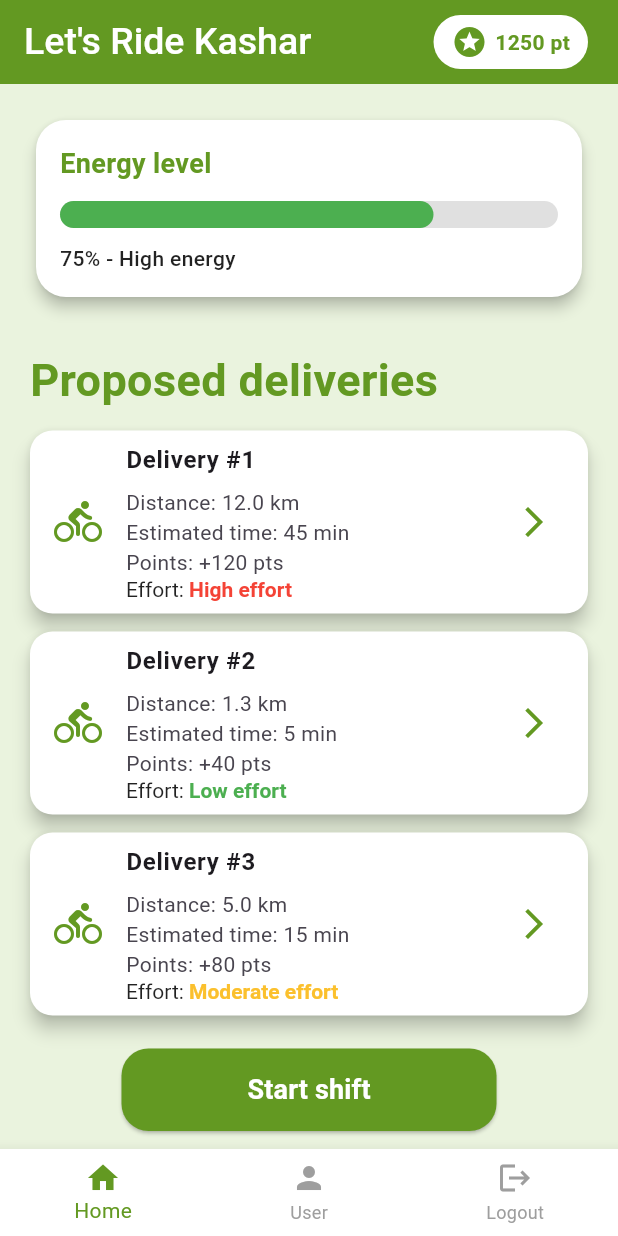
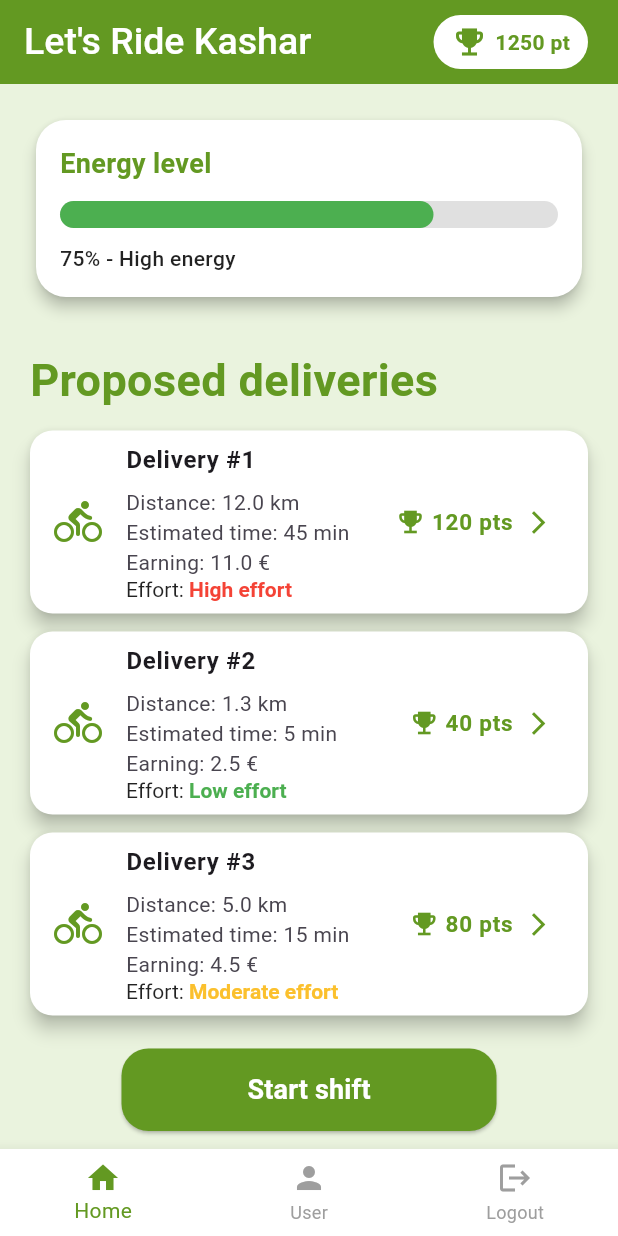
Before and after one commit to StellaRinaldii/RiderApp, a Flutter app: the HomePage screen opened directly, on a phone screen of 412 x 824 dp. Run offline on Flutter 3.47's test engine with Material 3 defaults, Android fonts, the light colour scheme and no system bars; our stand-ins replace shared_preferences; accounts and stored records are empty.

Commit message:
Update homepage

```diff
--- a/lib/screens/deliveryDetailPage.dart
+++ b/lib/screens/deliveryDetailPage.dart
@@ -10,6 +10,7 @@ class DeliveryDetailPage extends StatelessWidget {
   final String destinationAddress;
   final double distanceKm;
   final int estimatedMinutes;
+  final double deliveryEarning;
   final int points;
 
   DeliveryDetailPage({
@@ -18,6 +19,7 @@ class DeliveryDetailPage extends StatelessWidget {
     required this.destinationAddress,
     required this.distanceKm,
     required this.estimatedMinutes,
+    required this.deliveryEarning,
     required this.points,
   });
 
--- a/lib/screens/homepage.dart
+++ b/lib/screens/homepage.dart
@@ -74,7 +74,7 @@ class _HomePageState extends State<HomePage> {
             ),
             child: Row(
               children: [
-                const Icon(Icons.stars, color: kGreen),
+                const Icon(Icons.emoji_events, color: kGreen),
                 const SizedBox(width: 5),
                 Text(
                   "$points pt",
@@ -175,6 +175,7 @@ class _HomePageState extends State<HomePage> {
                 distanceKm: 12.0,
                 estimatedMinutes: 45,
                 deliveryPoints: 120,
+                deliveryEarning: 11,
                 effortLabel: "High effort",
               ),
 
@@ -186,6 +187,7 @@ class _HomePageState extends State<HomePage> {
                 distanceKm: 1.3,
                 estimatedMinutes: 5,
                 deliveryPoints: 40,
+                deliveryEarning: 2.50,
                 effortLabel: "Low effort",
               ),
 
@@ -197,6 +199,7 @@ class _HomePageState extends State<HomePage> {
                 distanceKm: 5.0,
                 estimatedMinutes: 15,
                 deliveryPoints: 80,
+                deliveryEarning: 4.50,
                 effortLabel: "Moderate effort",
               ),
 
@@ -322,6 +325,7 @@ class _HomePageState extends State<HomePage> {
     required double distanceKm,
     required int estimatedMinutes,
     required int deliveryPoints,
+    required double deliveryEarning,
     required String effortLabel,
   }) {
     return Card(
@@ -350,7 +354,7 @@ class _HomePageState extends State<HomePage> {
             children: [
               Text("Distance: $distanceKm km"),
               Text("Estimated time: $estimatedMinutes min"),
-              Text("Points: +$deliveryPoints pts"),
+              Text("Earning: $deliveryEarning €"),
               RichText(
                 text: TextSpan(
                   style: const TextStyle(
@@ -378,9 +382,30 @@ class _HomePageState extends State<HomePage> {
             ],
           ),
         ),
-        trailing: const Icon(
-          Icons.arrow_forward_ios,
-          color: kGreen,
+        trailing: Row(
+          mainAxisSize: MainAxisSize.min,
+          children: [
+            const Icon(
+              Icons.emoji_events,
+              color: kGreen,
+              size: 20,
+            ),
+            const SizedBox(width: 4),
+            Text(
+              "$deliveryPoints pts",
+              style: const TextStyle(
+                fontWeight: FontWeight.bold,
+                fontSize: 15,
+                color: kGreen,
+              ),
+            ),
+            const SizedBox(width: 8),
+            const Icon(
+              Icons.arrow_forward_ios,
+              color: kGreen,
+              size: 18,
+            ),
+          ],
         ),
         onTap: () {
           Navigator.push(
@@ -393,6 +418,7 @@ class _HomePageState extends State<HomePage> {
                 distanceKm: distanceKm,
                 estimatedMinutes: estimatedMinutes,
                 points: deliveryPoints,
+                deliveryEarning: deliveryEarning,
               ),
             ),
           );
```
